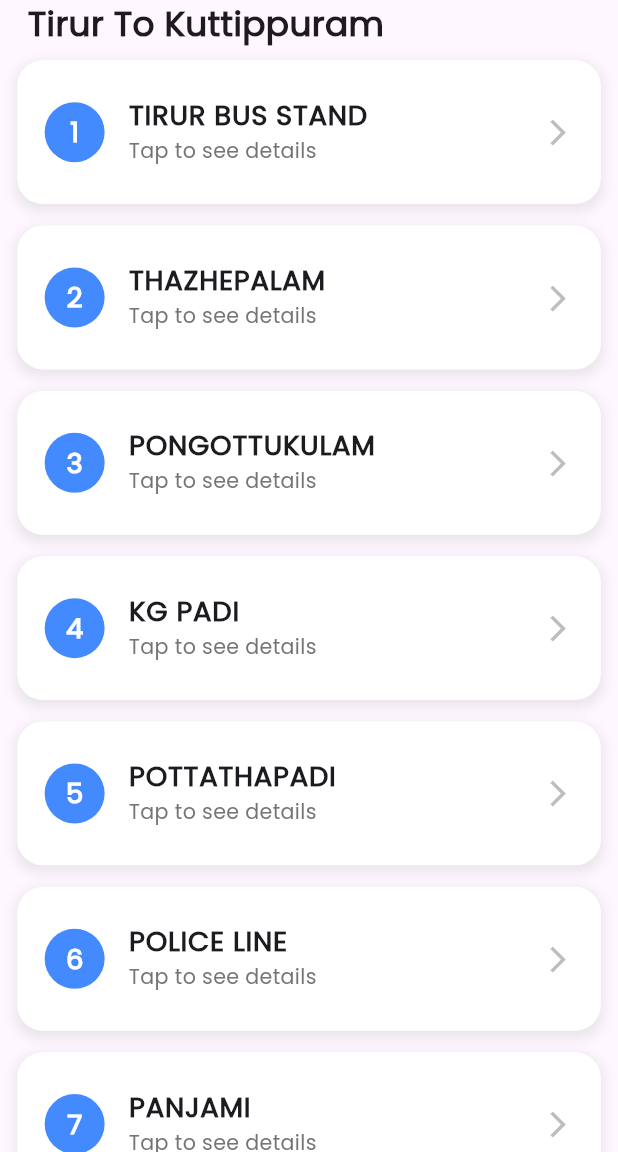
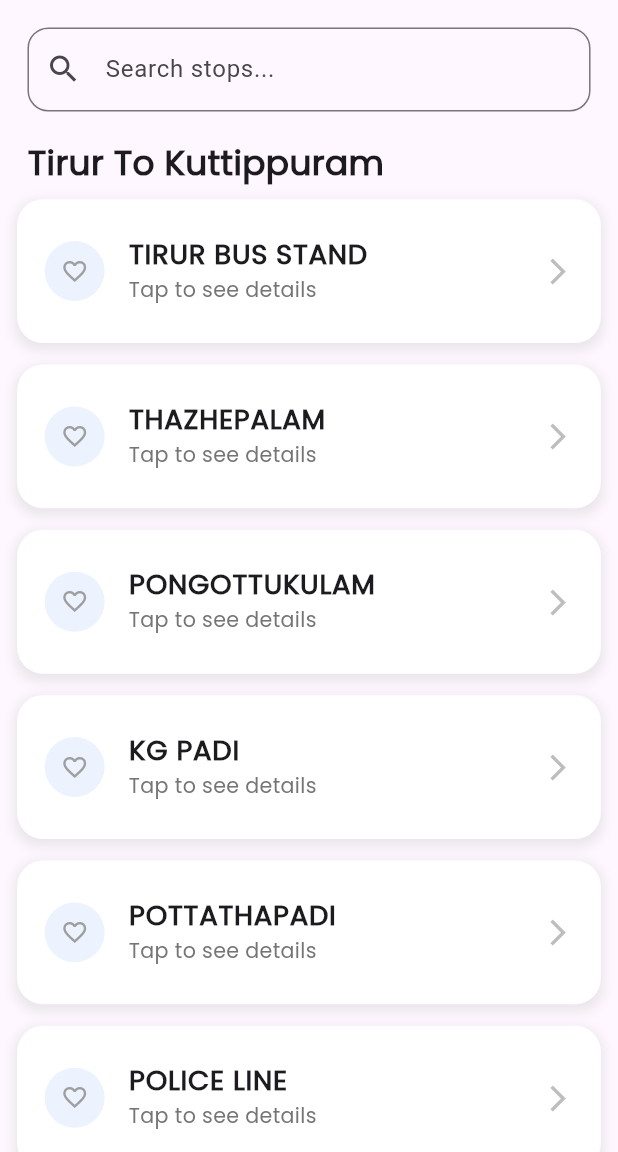
Before and after one commit to DUDU0123/OnTimeBus, a Flutter app: the screen it shows after launch, on a phone screen of 412 x 824 dp, the part 84-1236 px from its top. Run offline on Flutter 3.47's test engine with Material 3 defaults, Android fonts, the phone set to English and light mode, and no system bars; our stand-ins replace flutter_screenutil, get, shared_preferences.

Commit message:
favourites implemented and search feature implemented

```diff
--- /dev/null
+++ b/lib/components/favourite_button.dart
@@ -0,0 +1,36 @@
+import 'package:evide_bus_stop_app/app_utils/app_common_imports.dart';
+import 'package:evide_bus_stop_app/model/bus_stops_model.dart';
+import 'package:evide_bus_stop_app/presenters/favourite_presenter.dart';
+
+class FavoriteButton extends StatelessWidget {
+  const FavoriteButton({
+    super.key,
+    required this.favController,
+    required this.stop,
+  });
+
+  final FavouritePresenter favController;
+  final BusStopsModel stop;
+
+  @override
+  Widget build(BuildContext context) {
+    return GestureDetector(
+      onTap: () {
+        favController.addFavorite(stop.stopName ?? '');
+      },
+      child: CircleAvatar(
+        backgroundColor: AppColors.kPrimaryAppColor.withOpacity(0.1),
+        child: Obx(() {
+          bool isFav = favController.favoriteStops.contains(
+            stop.stopName,
+          );
+          return Icon(
+            isFav ? Icons.favorite : Icons.favorite_border,
+            color: isFav ? AppColors.kRed : AppColors.kGrey,
+            size: 16.sp,
+          );
+        }),
+      ),
+    );
+  }
+}
--- a/lib/model/bus_stops_model.dart
+++ b/lib/model/bus_stops_model.dart
@@ -4,12 +4,14 @@ class BusStopsModel {
   final double? longitude;
   final int? timedifference;
   final String? stopTime;
+  bool isFavorite;
   BusStopsModel({
     this.stopName,
     this.latitude,
     this.longitude,
     this.timedifference,
-    this.stopTime
+    this.stopTime,
+    this.isFavorite = false,
   });
 
   factory BusStopsModel.fromJson(Map<String, dynamic> json) {
@@ -21,4 +23,12 @@ class BusStopsModel {
       stopTime: json['stopTime'] ?? ''
     );
   }
+
+   Map<String, dynamic> toJson() => {
+        'stopname': stopName,
+        'latitude': latitude,
+        'longitude': longitude,
+        'timedifference': timedifference,
+        'stopTime': stopTime,
+      };
 }
--- a/lib/services/init_controllers.dart
+++ b/lib/services/init_controllers.dart
@@ -1,6 +1,8 @@
 import 'package:evide_bus_stop_app/app_utils/app_common_imports.dart';
+import 'package:evide_bus_stop_app/presenters/favourite_presenter.dart';
 import 'package:evide_bus_stop_app/presenters/stops_presenter.dart';
 
 initControllers(){
-  Get.put(StopsPresenter());
+  Get.put<StopsPresenter>(StopsPresenter());
+  Get.put<FavouritePresenter>(FavouritePresenter());
 }
--- /dev/null
+++ b/lib/services/shared_prefs_services.dart
@@ -0,0 +1,17 @@
+import 'package:shared_preferences/shared_preferences.dart';
+
+class FavoritesManager {
+  static const _key = 'favorite_stops';
+
+  // Save favorite stop codes
+  static Future<void> saveFavorites(List<String> favoriteStopCodes) async {
+    final prefs = await SharedPreferences.getInstance();
+    await prefs.setStringList(_key, favoriteStopCodes);
+  }
+
+  // Load favorite stop codes
+  static Future<List<String>> loadFavorites() async {
+    final prefs = await SharedPreferences.getInstance();
+    return prefs.getStringList(_key) ?? [];
+  }
+}
--- a/lib/view/home_page/home_screen.dart
+++ b/lib/view/home_page/home_screen.dart
@@ -4,30 +4,53 @@ import 'package:evide_bus_stop_app/view/home_page/widgets/build_bus_stops_list.d
 import 'package:evide_bus_stop_app/components/common_appbar.dart';
 
 class HomeScreen extends StatelessWidget {
-  const HomeScreen({super.key});
+  HomeScreen({super.key});
+
+  final StopsPresenter stopsPresenter = Get.find<StopsPresenter>();
 
   @override
   Widget build(BuildContext context) {
     return Scaffold(
       appBar: commonAppBar(),
-      body: SingleChildScrollView(
+      body: Column(
+        children: [
+          Padding(
+            padding: EdgeInsets.all(16.w),
+            child: TextField(
+              decoration: InputDecoration(
+                prefixIcon: Icon(Icons.search),
+                hintText: "Search stops...",
+                border: OutlineInputBorder(
+                  borderRadius: BorderRadius.circular(12.r),
+                ),
+              ),
+              onChanged: (value) {
+                stopsPresenter.filterStops(value);
+              },
+            ),
+          ),
+          Expanded(
+            child: SingleChildScrollView(
               child: Column(
                 children: [
                   BuildBusStopsList(
                     listTitle: "Tirur To Kuttippuram",
-              stopsList: Get.find<StopsPresenter>().tirurToKuttiPuramStopsList,
+                    stopsList: stopsPresenter.filteredTirurToKuttiPuram,
                   ),
                   BuildBusStopsList(
                     listTitle: "Kottakal To Tirur",
-              stopsList: Get.find<StopsPresenter>().kottakalToTirurStopsList,
+                    stopsList: stopsPresenter.filteredKottakalToTirur,
                   ),
                   BuildBusStopsList(
                     listTitle: "Tirur To Kottakal",
-              stopsList: Get.find<StopsPresenter>().tirurToKottakalStopsList,
+                    stopsList: stopsPresenter.filteredTirurToKottakal,
                   ),
                 ],
               ),
             ),
+          ),
+        ],
+      ),
     );
   }
 }
--- a/lib/view/home_page/widgets/build_bus_stops_list.dart
+++ b/lib/view/home_page/widgets/build_bus_stops_list.dart
@@ -18,8 +18,9 @@ class BuildBusStopsList extends StatelessWidget {
     return Column(
       crossAxisAlignment: CrossAxisAlignment.start,
       children: [
-        if (stopsList.isNotEmpty)
-          Padding(
+        Obx(() {
+          if (stopsList.isNotEmpty) {
+            return Padding(
               padding: EdgeInsets.only(left: 16.w),
               child: Text(
                 listTitle,
@@ -29,8 +30,13 @@ class BuildBusStopsList extends StatelessWidget {
                   fontFamily: AppAssets.poppins,
                 ),
               ),
-          ),
-        ListView.builder(
+            );
+          } else {
+            return SizedBox.shrink();
+          }
+        }),
+        Obx(() {
+          return ListView.builder(
             padding: EdgeInsets.only(
               top: 0.h,
               bottom: 10.h,
@@ -72,7 +78,8 @@ class BuildBusStopsList extends StatelessWidget {
                 ),
               );
             },
-        ),
+          );
+        }),
       ],
     );
   }
--- a/lib/view/home_page/widgets/stop_list_tile.dart
+++ b/lib/view/home_page/widgets/stop_list_tile.dart
@@ -1,23 +1,21 @@
 import 'package:evide_bus_stop_app/app_utils/app_common_imports.dart';
 import 'package:evide_bus_stop_app/components/common_text_style.dart';
+import 'package:evide_bus_stop_app/components/favourite_button.dart';
 import 'package:evide_bus_stop_app/model/bus_stops_model.dart';
+import 'package:evide_bus_stop_app/presenters/favourite_presenter.dart';
 
 class StopListTile extends StatelessWidget {
-  const StopListTile({super.key, required this.stop, required this.index});
+  StopListTile({super.key, required this.stop, required this.index});
   final BusStopsModel stop;
   final int index;
+
+  final favController = Get.find<FavouritePresenter>();
 
   @override
   Widget build(BuildContext context) {
     return ListTile(
       contentPadding: EdgeInsets.symmetric(horizontal: 16.w, vertical: 10.h),
-      leading: CircleAvatar(
-        backgroundColor: AppColors.kPrimaryAppColor,
-        child: Text(
-          '${index + 1}',
-          style: commonTextStyle(fontSize: 16.sp, color: Colors.white, fontWeight: FontWeight.bold),
-        ),
-      ),
+      leading: FavoriteButton(favController: favController, stop: stop),
       title: Text(
         stop.stopName?.toUpperCase() ?? '',
         style: commonTextStyle(fontSize: 16.sp, fontWeight: FontWeight.w600, ),
--- a/pubspec.yaml
+++ b/pubspec.yaml
@@ -36,6 +36,7 @@ dependencies:
   cupertino_icons: ^1.0.8
   flutter_screenutil: ^5.9.3
   get: ^4.7.2
+  shared_preferences: ^2.5.3
 
 dev_dependencies:
   flutter_test:
```
Also changed, not shown: lib/presenters/favourite_presenter.dart (added, +29 -0 lines), lib/presenters/stops_presenter.dart (+40 -0 lines), lib/view/stop_detail_screen/widget/stop_detail_body.dart (+12 -1 lines). Lines whose indentation alone changed are shown as unchanged.
